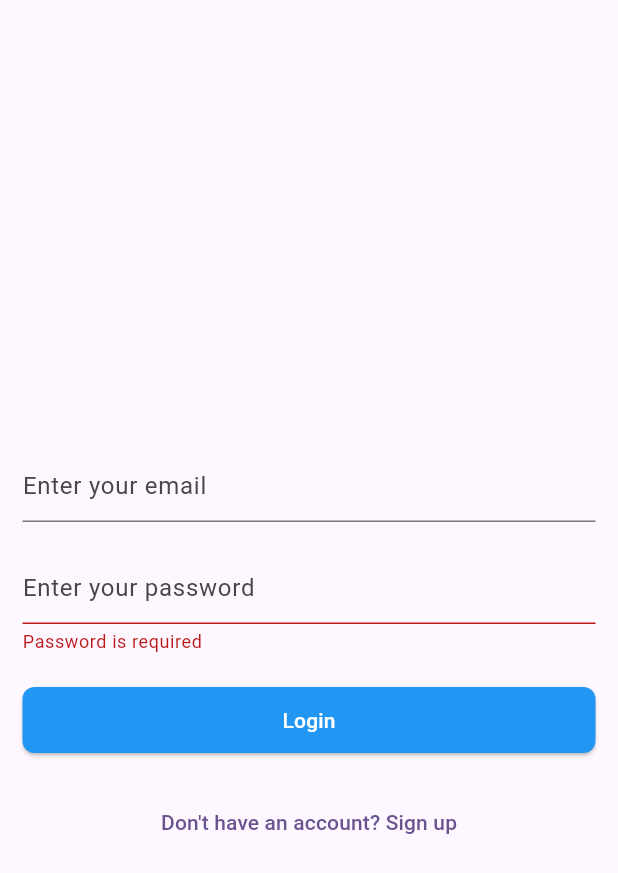
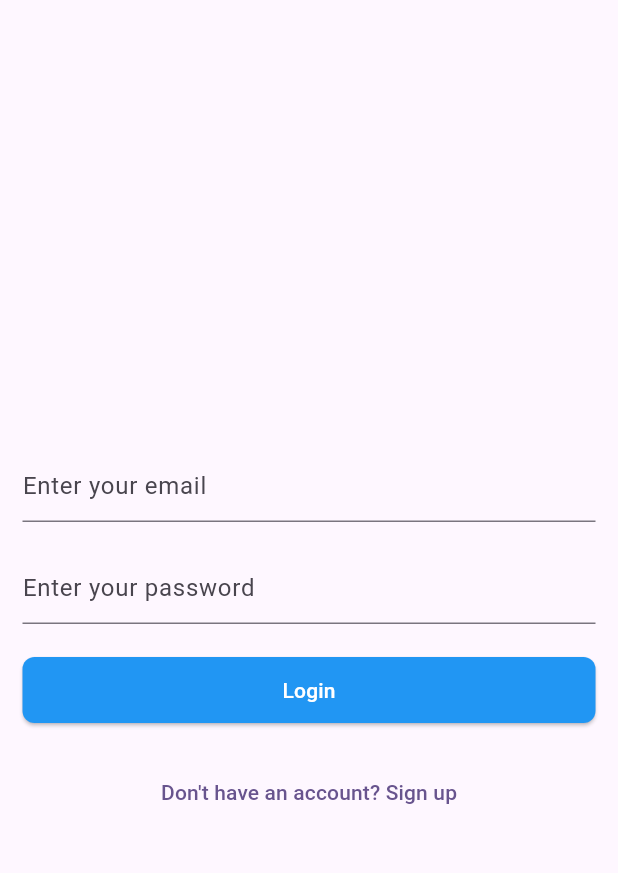
Before and after one commit to pradhumna896/firebase, a Flutter app: the screen it shows after launch, on a phone screen of 412 x 824 dp. Shown: the top 873 px of the screen. Run offline on Flutter 3.47's test engine with Material 3 defaults, Android fonts, the phone set to English and light mode, and no system bars; our stand-ins replace cloud_firestore, firebase_auth, firebase_core, firebase_messaging, firebase_storage, flutter_bloc and 1 more; accounts and stored records are empty.

Commit message:
Update form validation and date format

```diff
--- a/lib/presentation/auth/screen/login_screen.dart
+++ b/lib/presentation/auth/screen/login_screen.dart
@@ -41,9 +41,9 @@ class _LoginScreenState extends State<LoginScreen> {
                   decoration:
                       const InputDecoration(hintText: "Enter your email"),
                 ),
-                SizedBox(height: 20),
+                const SizedBox(height: 20),
                 TextFormField(
-                  autovalidateMode: AutovalidateMode.always,
+                  autovalidateMode: AutovalidateMode.onUserInteraction,
                   controller: passwordController,
                   validator: (value) {
                     if (value!.isEmpty) {
--- a/lib/presentation/home/bloc/home_bloc.dart
+++ b/lib/presentation/home/bloc/home_bloc.dart
@@ -42,7 +42,7 @@ class HomeBloc extends Bloc<HomeEvent, HomeState> {
         "title": event.title,
         "post": image,
         "createdBy": auth.currentUser!.email,
-        "createdAt": DateTime.now().millisecondsSinceEpoch,
+        "createdAt": DateTime.now(),
         "likes": [],
         "comments": []
       });
--- a/lib/presentation/home/screen/home_screen.dart
+++ b/lib/presentation/home/screen/home_screen.dart
@@ -77,7 +77,7 @@ class _HomeScreenState extends State<HomeScreen> {
                   children: [
                     Row(
                       children: [
-                        CircleAvatar(
+                        const CircleAvatar(
                           radius: 20,
                           backgroundImage: NetworkImage(
                               "https://cdn.pixabay.com/photo/2015/04/23/22/00/tree-736885__480.jpg"),
```
